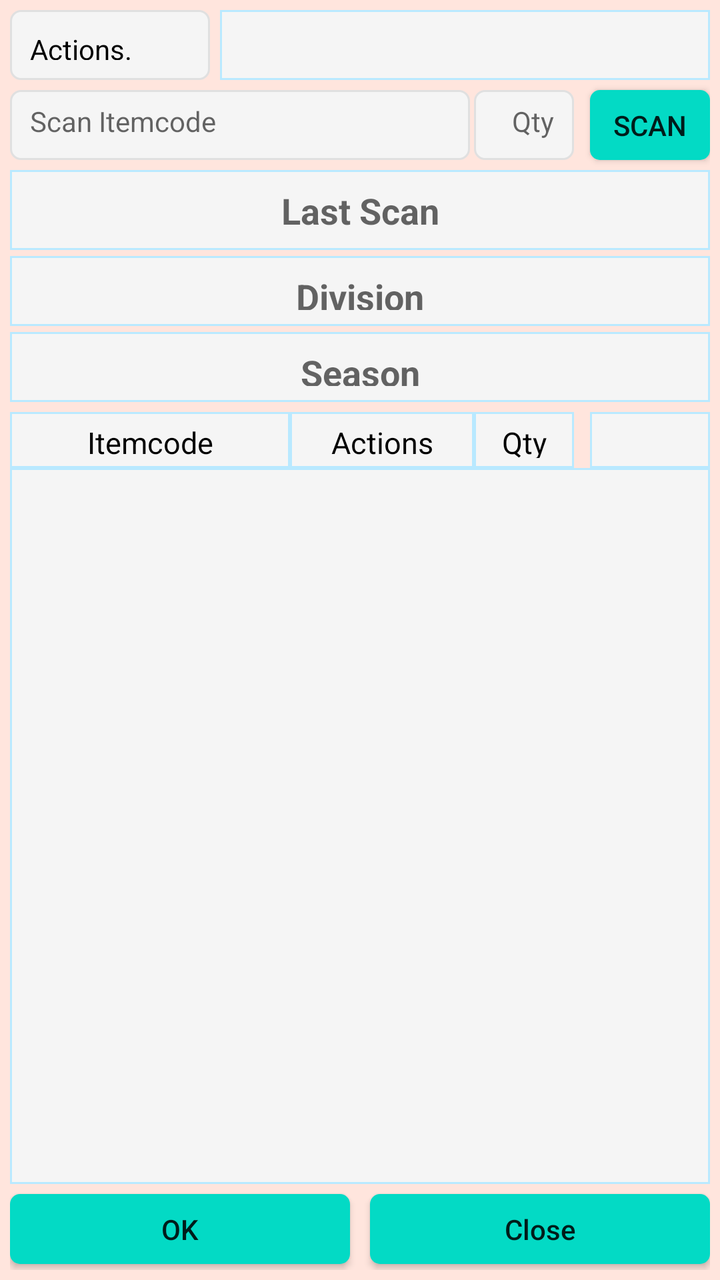
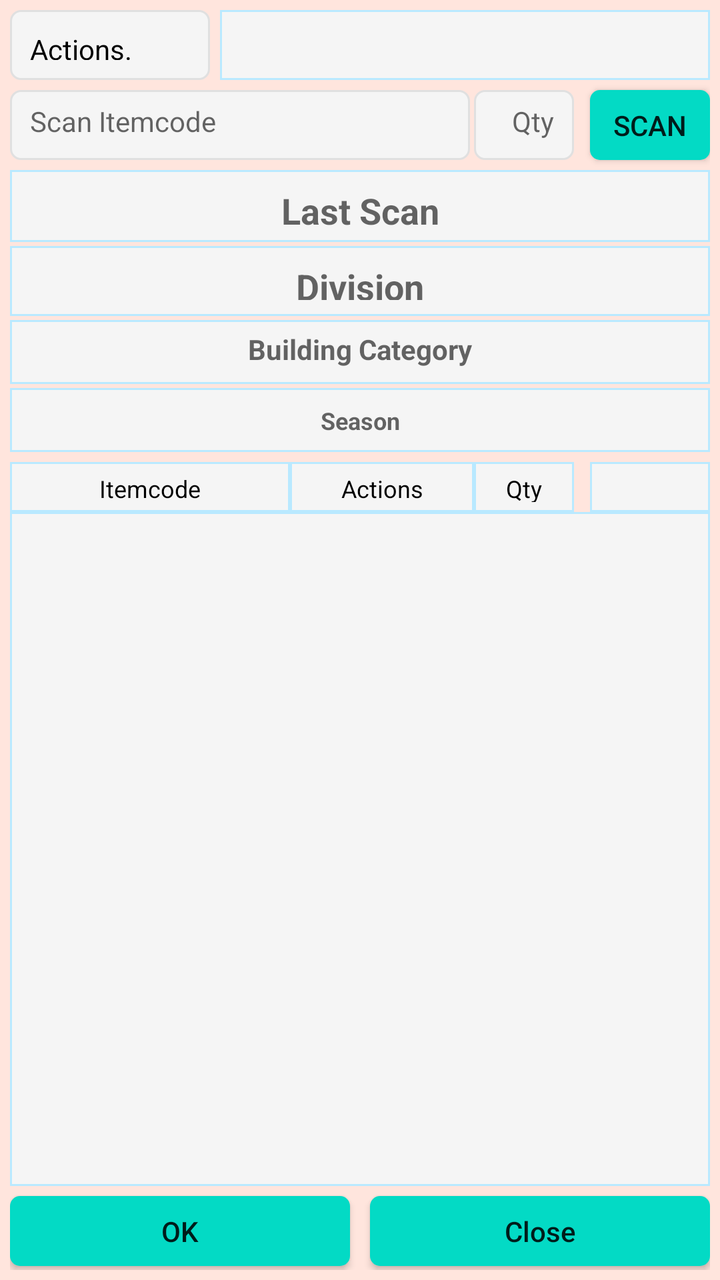

An Android layout rendered at two revisions. The XML below is the earlier revision; the diff shows what the commit changed to produce the second picture.
<!-- AndroidManifest.xml: application theme AppTheme -->
<!-- res/layout/shop_return_popup_items_scan_window.xml -->
<?xml version="1.0" encoding="utf-8"?>
<androidx.constraintlayout.widget.ConstraintLayout
    xmlns:android="http://schemas.android.com/apk/res/android"
    xmlns:app="http://schemas.android.com/apk/res-auto"
    xmlns:tools="http://schemas.android.com/tools"
    android:layout_width="390dp"
    android:padding="5dp"
    android:background="@color/colorBackPopup"
    android:layout_gravity="center"
    android:layout_height="650dp">

    <TextView
        android:id="@+id/TextView8"
        android:layout_width="100dp"
        android:layout_height="35dp"
        android:background="@drawable/et_custom"
        android:gravity="left"
        android:hint=""
        android:padding="10dp"
        android:text="Actions."
        android:textColor="@color/coloBlack"
        android:textSize="14sp"
        app:layout_constraintStart_toStartOf="parent"
        app:layout_constraintTop_toTopOf="parent" />

    <EditText
        android:id="@+id/et_shop_return_popup_itemcode"
        android:layout_width="0dp"
        android:layout_height="35dp"
        android:layout_marginRight="2dp"
        android:layout_marginTop="5dp"
        android:background="@drawable/et_custom"
        android:hint="Scan Itemcode"
        android:padding="10dp"
        android:textColor="@color/coloBlack"
        android:textSize="14dp"
        app:layout_constraintEnd_toStartOf="@+id/et_shop_return_popup_qty"
        app:layout_constraintStart_toStartOf="parent"
        app:layout_constraintTop_toBottomOf="@+id/TextView8" />

    <Spinner
        android:id="@+id/sp_shop_return_popup_action"
        android:layout_width="0dp"
        android:layout_height="35dp"
        android:layout_marginLeft="5dp"
        android:background="@drawable/et_custom_total"
        android:gravity="center"
        android:hint=""
        android:padding="8dp"
        android:textSize="14sp"
        app:layout_constraintEnd_toEndOf="parent"
        app:layout_constraintStart_toEndOf="@+id/TextView8"
        app:layout_constraintTop_toTopOf="parent"
        tools:ignore="SpeakableTextPresentCheck,TouchTargetSizeCheck" />

    <EditText
        android:id="@+id/et_shop_return_popup_qty"
        android:layout_width="50dp"
        android:layout_height="35dp"
        android:layout_marginRight="8dp"
        android:background="@drawable/et_custom"
        android:gravity="right"
        android:hint="Qty"
        android:padding="10dp"
        android:textColor="@color/coloBlack"
        android:textSize="14dp"
        app:layout_constraintEnd_toStartOf="@+id/bt_shop_return_popup_scan"
        app:layout_constraintTop_toTopOf="@+id/et_shop_return_popup_itemcode" />

    <Button
        android:id="@+id/bt_shop_return_popup_scan"
        android:layout_width="60dp"
        android:layout_height="35dp"
        android:background="@drawable/btn_custom1"
        android:text="SCAN"
        android:textAllCaps="false"
        android:textSize="14sp"
        app:layout_constraintEnd_toEndOf="parent"
        app:layout_constraintTop_toTopOf="@+id/et_shop_return_popup_itemcode" />


    <TextView
        android:id="@+id/tv_shop_return_popup_last_scan"
        android:layout_width="0dp"
        android:layout_height="40dp"
        android:layout_marginTop="5dp"
        android:background="@drawable/et_custom_total"
        android:hint="Last Scan"
        android:padding="8dp"
        android:textAlignment="center"
        android:textColor="@color/coloRed"
        android:textSize="18dp"
        android:textStyle="bold"
        app:layout_constraintEnd_toEndOf="parent"
        app:layout_constraintStart_toStartOf="parent"
        app:layout_constraintTop_toBottomOf="@+id/et_shop_return_popup_itemcode" />

    <TextView
        android:id="@+id/tv_shop_return_popup_division"
        android:layout_width="0dp"
        android:layout_height="35dp"
        android:layout_marginTop="3dp"
        android:background="@drawable/et_custom_total"
        android:hint="Division"
        android:padding="8dp"
        android:textAlignment="center"
        android:textColor="@color/coloRed"
        android:textSize="18dp"
        android:textStyle="bold"
        app:layout_constraintEnd_toEndOf="parent"
        app:layout_constraintStart_toStartOf="parent"
        app:layout_constraintTop_toBottomOf="@+id/tv_shop_return_popup_last_scan" />

    <TextView
        android:id="@+id/tv_shop_return_popup_season"
        android:layout_width="0dp"
        android:layout_height="35dp"
        android:layout_marginTop="3dp"
        android:background="@drawable/et_custom_total"
        android:hint="Season"
        android:padding="8dp"
        android:textAlignment="center"
        android:textColor="@color/coloRed"
        android:textSize="18dp"
        android:textStyle="bold"
        app:layout_constraintEnd_toEndOf="parent"
        app:layout_constraintStart_toStartOf="parent"
        app:layout_constraintTop_toBottomOf="@+id/tv_shop_return_popup_division" />

    <TextView
        android:id="@+id/textView1"
        android:layout_width="140dp"
        android:layout_height="28dp"
        android:layout_marginTop="5dp"
        android:background="@drawable/et_custom_total"
        android:gravity="center"
        android:padding="5dp"
        android:text="Itemcode"
        android:textColor="@color/coloBlack"
        android:textSize="15dp"
        app:layout_constraintStart_toStartOf="parent"
        app:layout_constraintTop_toBottomOf="@+id/tv_shop_return_popup_season" />

    <TextView
        android:id="@+id/textView15"
        android:layout_width="0dp"
        android:layout_height="28dp"
        android:background="@drawable/et_custom_total"
        android:gravity="center"
        android:padding="5dp"
        android:text="Actions"
        android:textColor="@color/coloBlack"
        android:textSize="15dp"
        app:layout_constraintEnd_toStartOf="@+id/textView3"
        app:layout_constraintStart_toEndOf="@+id/textView1"
        app:layout_constraintTop_toTopOf="@+id/textView1" />

    <TextView
        android:id="@+id/textView3"
        android:layout_width="50dp"
        android:layout_height="28dp"
        android:layout_marginRight="8dp"
        android:gravity="center"
        android:textColor="@color/coloBlack"
        android:background="@drawable/et_custom_total"
        android:padding="5dp"
        android:text="Qty"
        android:textSize="15dp"
        app:layout_constraintEnd_toStartOf="@+id/textView5"
        app:layout_constraintTop_toTopOf="@+id/textView1" />

    <TextView
        android:id="@+id/textView5"
        android:layout_width="60dp"
        android:layout_height="28dp"
        android:background="@drawable/et_custom_total"
        android:padding="5dp"
        android:text=""
        android:textSize="15dp"
        app:layout_constraintEnd_toEndOf="parent"
        app:layout_constraintTop_toTopOf="@+id/textView1" />

    <ListView
        android:id="@+id/lv_shop_return_popup_scandetail"
        android:layout_width="0dp"
        android:layout_height="0dp"
        android:layout_marginBottom="5dp"
        android:background="@drawable/et_custom_total"
        app:layout_constraintBottom_toTopOf="@+id/bt_shop_return_popup_ok"
        app:layout_constraintEnd_toEndOf="parent"
        app:layout_constraintStart_toStartOf="parent"
        app:layout_constraintTop_toBottomOf="@+id/textView1" />

    <Button
        android:id="@+id/bt_shop_return_popup_ok"
        android:layout_width="0dp"
        android:layout_height="35dp"
        android:layout_marginBottom="3dp"
        android:background="@drawable/btn_custom1"
        android:text="OK"
        android:textAllCaps="false"
        android:textSize="14sp"
        app:layout_constraintBottom_toBottomOf="parent"
        app:layout_constraintEnd_toStartOf="@+id/textView2"
        app:layout_constraintStart_toStartOf="parent" />

    <Button
        android:id="@+id/bt_shop_return_popup_close"
        android:layout_width="0dp"
        android:layout_height="35dp"
        android:layout_marginBottom="3dp"
        android:background="@drawable/btn_custom1"
        android:text="Close"
        android:textAllCaps="false"
        android:textSize="14sp"
        app:layout_constraintBottom_toBottomOf="parent"
        app:layout_constraintEnd_toEndOf="parent"
        app:layout_constraintStart_toEndOf="@+id/textView2" />

    <TextView
        android:id="@+id/textView2"
        android:layout_width="wrap_content"
        android:layout_height="wrap_content"
        android:layout_marginStart="16dp"
        android:layout_marginLeft="16dp"
        android:layout_marginEnd="16dp"
        android:layout_marginRight="16dp"
        android:text="   "
        android:textColor="@color/colorAccent"
        app:layout_constraintBottom_toBottomOf="parent"
        app:layout_constraintEnd_toEndOf="parent"
        app:layout_constraintStart_toStartOf="parent"
        tools:ignore="SpeakableTextPresentCheck" />

</androidx.constraintlayout.widget.ConstraintLayout>
<!-- resources referenced by this layout -->
<resources>
  <color name="coloBlack">#000000</color>
  <color name="coloRed">#ff0000</color>
  <color name="colorAccent">#000000</color>
  <color name="colorBackPopup">#FFE5DD</color>
  <!-- drawable btn_custom1 (drawable) -->
  <?xml version="1.0" encoding="utf-8"?>
  <shape xmlns:android="http://schemas.android.com/apk/res/android"
      android:padding="10dp"
      android:shape="rectangle" >
  
      <solid android:color="@color/colorBtn" />
  
      <corners
          android:bottomLeftRadius="5dp"
          android:bottomRightRadius="5dp"
          android:topLeftRadius="5dp"
          android:topRightRadius="5dp" />
  
  </shape>
  <!-- drawable et_custom (drawable) -->
  <?xml version="1.0" encoding="utf-8"?>
  <shape xmlns:android="http://schemas.android.com/apk/res/android"
      android:padding="10dp"
      android:shape="rectangle" >
  
      <solid android:color="#f5f5f5" />
  
      <stroke
          android:width="1dp"
          android:color="#e0e0e0" />
  
      <corners
          android:bottomLeftRadius="5dp"
          android:bottomRightRadius="5dp"
          android:topLeftRadius="5dp"
          android:topRightRadius="5dp" />
  
  </shape>
  <!-- drawable et_custom_total (drawable) -->
  <?xml version="1.0" encoding="utf-8"?>
  <shape xmlns:android="http://schemas.android.com/apk/res/android"
      android:padding="10dp"
      android:shape="rectangle" >
  
      <solid android:color="#f5f5f5" />
  
      <stroke
          android:width="1dp"
          android:color="#B9E9FF" />
  
      <corners
          android:bottomLeftRadius="0dp"
          android:bottomRightRadius="0dp"
          android:topLeftRadius="0dp"
          android:topRightRadius="0dp" />
  
  </shape>
  <style name="AppTheme" parent="Theme.AppCompat.Light.NoActionBar">
          
          <item name="colorPrimary">@color/colorPrimary</item>
          <item name="colorPrimaryDark">@color/colorPrimaryDark</item>
          <item name="colorAccent">@color/colorAccent</item>
      </style>
  <color name="colorBtn">#03DAC5</color>
  <color name="colorPrimary">#ffb200</color>
  <color name="colorPrimaryDark">#ffb200</color>
</resources>

<!-- the commit's change to res/layout/shop_return_popup_items_scan_window.xml (unified diff, before → after) -->
@@ -82,7 +82,7 @@
     <TextView
         android:id="@+id/tv_shop_return_popup_last_scan"
         android:layout_width="0dp"
-        android:layout_height="40dp"
+        android:layout_height="36dp"
         android:layout_marginTop="5dp"
         android:background="@drawable/et_custom_total"
         android:hint="Last Scan"
@@ -99,7 +99,7 @@
         android:id="@+id/tv_shop_return_popup_division"
         android:layout_width="0dp"
         android:layout_height="35dp"
-        android:layout_marginTop="3dp"
+        android:layout_marginTop="2dp"
         android:background="@drawable/et_custom_total"
         android:hint="Division"
         android:padding="8dp"
@@ -112,45 +112,61 @@
         app:layout_constraintTop_toBottomOf="@+id/tv_shop_return_popup_last_scan" />
 
     <TextView
+        android:id="@+id/tv_shop_return_buildingCat"
+        android:layout_width="0dp"
+        android:layout_height="32dp"
+        android:layout_marginTop="2dp"
+        android:background="@drawable/et_custom_total"
+        android:hint="Building Category"
+        android:padding="5dp"
+        android:textAlignment="center"
+        android:textColor="@color/coloRed"
+        android:textSize="14dp"
+        android:textStyle="bold"
+        app:layout_constraintEnd_toEndOf="parent"
+        app:layout_constraintStart_toStartOf="parent"
+        app:layout_constraintTop_toBottomOf="@+id/tv_shop_return_popup_division" />
+
+    <TextView
         android:id="@+id/tv_shop_return_popup_season"
         android:layout_width="0dp"
-        android:layout_height="35dp"
-        android:layout_marginTop="3dp"
+        android:layout_height="32dp"
+        android:layout_marginTop="2dp"
         android:background="@drawable/et_custom_total"
         android:hint="Season"
         android:padding="8dp"
         android:textAlignment="center"
         android:textColor="@color/coloRed"
-        android:textSize="18dp"
-        android:textStyle="bold"
-        app:layout_constraintEnd_toEndOf="parent"
-        app:layout_constraintStart_toStartOf="parent"
-        app:layout_constraintTop_toBottomOf="@+id/tv_shop_return_popup_division" />
+        android:textSize="12dp"
+        android:textStyle="bold"
+        app:layout_constraintEnd_toEndOf="parent"
+        app:layout_constraintStart_toStartOf="parent"
+        app:layout_constraintTop_toBottomOf="@+id/tv_shop_return_buildingCat" />
 
     <TextView
         android:id="@+id/textView1"
         android:layout_width="140dp"
-        android:layout_height="28dp"
+        android:layout_height="25dp"
         android:layout_marginTop="5dp"
         android:background="@drawable/et_custom_total"
         android:gravity="center"
         android:padding="5dp"
         android:text="Itemcode"
         android:textColor="@color/coloBlack"
-        android:textSize="15dp"
+        android:textSize="12dp"
         app:layout_constraintStart_toStartOf="parent"
         app:layout_constraintTop_toBottomOf="@+id/tv_shop_return_popup_season" />
 
     <TextView
         android:id="@+id/textView15"
         android:layout_width="0dp"
-        android:layout_height="28dp"
+        android:layout_height="25dp"
         android:background="@drawable/et_custom_total"
         android:gravity="center"
         android:padding="5dp"
         android:text="Actions"
         android:textColor="@color/coloBlack"
-        android:textSize="15dp"
+        android:textSize="12dp"
         app:layout_constraintEnd_toStartOf="@+id/textView3"
         app:layout_constraintStart_toEndOf="@+id/textView1"
         app:layout_constraintTop_toTopOf="@+id/textView1" />
@@ -158,25 +174,25 @@
     <TextView
         android:id="@+id/textView3"
         android:layout_width="50dp"
-        android:layout_height="28dp"
+        android:layout_height="25dp"
         android:layout_marginRight="8dp"
         android:gravity="center"
         android:textColor="@color/coloBlack"
         android:background="@drawable/et_custom_total"
         android:padding="5dp"
         android:text="Qty"
-        android:textSize="15dp"
+        android:textSize="12dp"
         app:layout_constraintEnd_toStartOf="@+id/textView5"
         app:layout_constraintTop_toTopOf="@+id/textView1" />
 
     <TextView
         android:id="@+id/textView5"
         android:layout_width="60dp"
-        android:layout_height="28dp"
+        android:layout_height="25dp"
         android:background="@drawable/et_custom_total"
         android:padding="5dp"
         android:text=""
-        android:textSize="15dp"
+        android:textSize="12dp"
         app:layout_constraintEnd_toEndOf="parent"
         app:layout_constraintTop_toTopOf="@+id/textView1" />
 
@@ -195,7 +211,7 @@
         android:id="@+id/bt_shop_return_popup_ok"
         android:layout_width="0dp"
         android:layout_height="35dp"
-        android:layout_marginBottom="3dp"
+        android:layout_marginBottom="2dp"
         android:background="@drawable/btn_custom1"
         android:text="OK"
         android:textAllCaps="false"
@@ -208,7 +224,7 @@
         android:id="@+id/bt_shop_return_popup_close"
         android:layout_width="0dp"
         android:layout_height="35dp"
-        android:layout_marginBottom="3dp"
+        android:layout_marginBottom="2dp"
         android:background="@drawable/btn_custom1"
         android:text="Close"
         android:textAllCaps="false"
